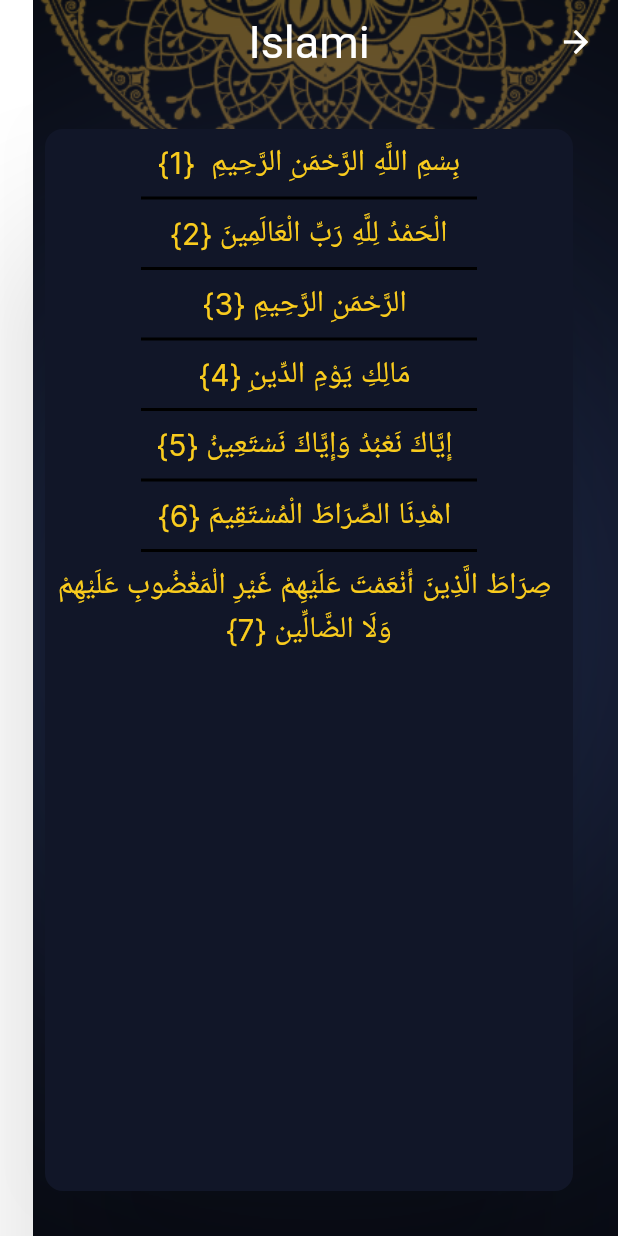
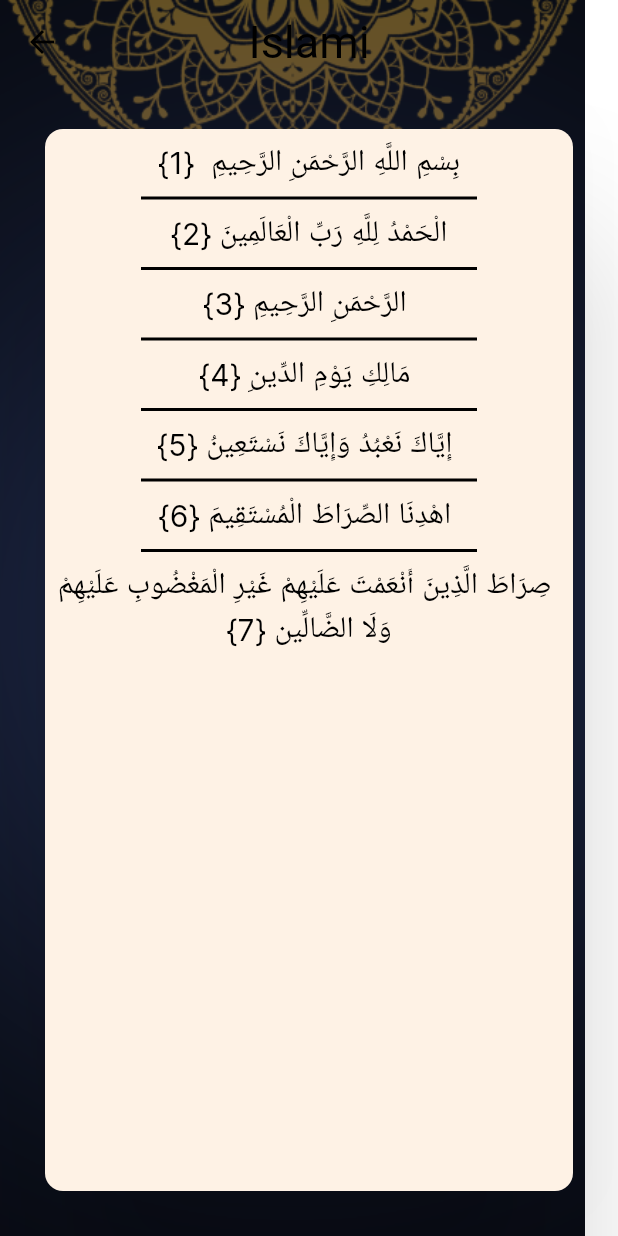
Before and after one commit to ososshahin/islamicapp, a Flutter app: the screen it shows after launch, after a tap on "الفاتحه", on a phone screen of 412 x 824 dp. Run offline on Flutter 3.47's test engine with Material 3 defaults, Android fonts, the phone set to English and light mode, and no system bars; our stand-ins replace shared_preferences; generated files the repository leaves out were written again.

Commit message:
add settings tab

```diff
--- /dev/null
+++ b/lib/Providers/LocalizationsProvider.dart
@@ -0,0 +1,23 @@
+import 'package:flutter/material.dart';
+import 'package:shared_preferences/shared_preferences.dart';
+
+class LoclaizationsProvider extends ChangeNotifier{
+  String currentLocale = 'en';
+  SharedPreferences preferences;
+  static const String langKey = 'lang';
+  LoclaizationsProvider(this.preferences){
+    getSavedLocale();
+  }
+  getSavedLocale(){
+    currentLocale = preferences.getString(langKey)??'en';
+  }
+
+  saveLocale(){
+    preferences.setString(langKey, currentLocale);
+  }
+  changeLocale(String locale){
+    currentLocale = locale;
+    notifyListeners();
+    saveLocale();
+  }
+}
--- /dev/null
+++ b/lib/Providers/ThemeProvider.dart
@@ -0,0 +1,32 @@
+import 'package:flutter/material.dart';
+import 'package:shared_preferences/shared_preferences.dart';
+
+class ThemeProvider extends ChangeNotifier{
+  ThemeMode currentTheme = ThemeMode.light;
+ bool isDarK = true;
+ SharedPreferences prefs;
+ static const String isDarkTheme= 'theme';
+ ThemeProvider(this.prefs){
+   getSavedTheme();
+ }
+
+  getSavedTheme(){
+   var isDarK = prefs.getBool(isDarkTheme)??false;
+   currentTheme = isDarK? ThemeMode.dark:ThemeMode.light;
+  }
+  saveCurrentTheme(){
+   prefs.setBool(isDarkTheme, currentTheme==ThemeMode.dark);
+  }
+
+
+   changeTheme(ThemeMode newTheme){
+     currentTheme = newTheme;
+     notifyListeners();
+     saveCurrentTheme();
+   }
+  bool isDarkEnabled(){
+     return currentTheme==ThemeMode.dark;
+  }
+
+
+}
--- a/lib/home_screen/home_screen.dart
+++ b/lib/home_screen/home_screen.dart
@@ -1,12 +1,15 @@
 import 'package:flutter/material.dart';
+import 'package:islamicapp/Providers/ThemeProvider.dart';
 import 'package:islamicapp/app_translation/app_translation.dart';
 import 'package:islamicapp/home_screen/hadeth_tab/hadethtab.dart';
 import 'package:islamicapp/home_screen/navigation_bar.dart';
 import 'package:islamicapp/home_screen/quran_tab/qurantab.dart';
 import 'package:islamicapp/home_screen/radio_tab/radiotab.dart';
+import 'package:islamicapp/home_screen/settings_tab/settings_tab.dart';
 import 'package:islamicapp/home_screen/tasbeh_tab/tasbehtab.dart';
 import 'package:islamicapp/main.dart';
 import 'package:islamicapp/theme/themedata.dart';
+import 'package:provider/provider.dart';
 
 class HomeScreen extends StatefulWidget{
   static const String routeName ='HomeScreen';
@@ -17,14 +20,14 @@ class HomeScreen extends StatefulWidget{
 
 class _HomeScreenState extends State<HomeScreen> {
   int selectedIndex = 0;
-  bool isDark = true;
+  bool isDark = false;
   @override
   Widget build(BuildContext context) {
-
+    ThemeProvider themeProvider = Provider.of<ThemeProvider>(context);
     return Stack(children:[
-      isDark? Image(image: AssetImage(getFullPath('homeDarkBackground.png'))):
+      themeProvider.isDarkEnabled()? Image(image: AssetImage(getFullPath('homeDarkBackground.png'))):
       Image(image: AssetImage(getFullPath('bg3.png'))),
-      Scaffold(appBar: AppBar(title: Text('Islami',style: Theme.of(context).textTheme.titleMedium,),),
+      Scaffold(appBar: AppBar(title: Text(appTranslations(context).appTitle,style: Theme.of(context).textTheme.titleMedium,),),
       body: tabs[selectedIndex],
       bottomNavigationBar: BottomNavigationBar(
           currentIndex: selectedIndex,
@@ -35,12 +38,13 @@ class _HomeScreenState extends State<HomeScreen> {
 
         },
         items: [
-        NavBaritem(appTranslations(context).quranTab, 'quran.png',Theme.of(context).primaryColor),
-          NavBaritem(appTranslations(context).hadethTab, 'hadeth.png',Theme.of(context).primaryColor),
-          NavBaritem(appTranslations(context).tasbehTab, 'sebha.png',Theme.of(context).primaryColor ),
-          NavBaritem(appTranslations(context).radioTab, 'radio.png',Theme.of(context).primaryColor)
+        NavBaritem(appTranslations(context).quranTab, Theme.of(context).primaryColor,imagepath: 'quran.png'),
+          NavBaritem(appTranslations(context).hadethTab, Theme.of(context).primaryColor,imagepath: 'hadeth.png'),
+          NavBaritem(appTranslations(context).tasbehTab, Theme.of(context).primaryColor,imagepath: 'sebha.png' ),
+          NavBaritem(appTranslations(context).radioTab, Theme.of(context).primaryColor,imagepath: 'radio.png'),
+          NavBaritem(appTranslations(context).settingsTab, Theme.of(context).primaryColor,newIcon: Icon(Icons.settings)),
       ],),)]);
   }
 
- List<Widget>tabs = [Qurantab(),Hadethtab(),Tasbeehtab(),Radiotab()];
+ List<Widget>tabs = [Qurantab(),Hadethtab(),Tasbeehtab(),Radiotab(),settingsTab()];
 }
--- a/lib/home_screen/tasbeh_tab/tasbehtab.dart
+++ b/lib/home_screen/tasbeh_tab/tasbehtab.dart
@@ -1,6 +1,7 @@
 import 'package:flutter/cupertino.dart';
 import 'package:flutter/material.dart';
 import 'package:flutter/widgets.dart';
+import 'package:islamicapp/app_translation/app_translation.dart';
 import 'package:islamicapp/main.dart';
 import 'package:islamicapp/theme/themedata.dart';
 
@@ -45,8 +46,8 @@ class _TasbeehtabState extends State<Tasbeehtab> {
     Image(image: AssetImage(getFullPath('head of seb7a.png'))),right: 0,left: 20,bottom: 25,
     ),
           ],  ),
-           Text('No. of tasbeh',
-             style: TextStyle(fontSize: 25,fontWeight: FontWeight.w600, color: Colors.black),
+           Text(appTranslations(context).tasbehNumber,
+             style: TextStyle(fontSize: 25,fontWeight: FontWeight.w600, color: Theme.of(context).colorScheme.secondary),
            ),
            SizedBox(height: 40,width: 40,),
            ButtonTheme( height: 81,minWidth: 69,
--- a/lib/main.dart
+++ b/lib/main.dart
@@ -1,13 +1,26 @@
 import 'package:flutter/material.dart';
+import 'package:islamicapp/Providers/ThemeProvider.dart';
 import 'package:islamicapp/home_screen/hadeth_tab/Hadeth_details.dart';
 import 'package:islamicapp/home_screen/home_screen.dart';
 import 'package:islamicapp/home_screen/quran_tab/chapter_details.dart';
 import 'package:islamicapp/splash_screen/splash_screen.dart';
 import 'package:islamicapp/theme/themedata.dart';
 import 'package:flutter_gen/gen_l10n/app_localizations.dart';
+import 'package:provider/provider.dart';
+import 'package:shared_preferences/shared_preferences.dart';
 
-void main() {
-  runApp(const MyApp());
+import 'Providers/LocalizationsProvider.dart';
+
+void main()async {
+  WidgetsFlutterBinding.ensureInitialized();
+  SharedPreferences prefs=  await SharedPreferences.getInstance();
+  runApp(MultiProvider(
+    providers: [
+      ChangeNotifierProvider(create: (context) => ThemeProvider(prefs),),
+      ChangeNotifierProvider(create: (context) => LoclaizationsProvider(prefs),),
+    ],
+      child:
+  const MyApp()));
 }
 
 class MyApp extends StatelessWidget {
@@ -16,6 +29,8 @@ class MyApp extends StatelessWidget {
   // This widget is the root of your application.
   @override
   Widget build(BuildContext context) {
+    ThemeProvider themeprovider = Provider.of<ThemeProvider>(context);
+    LoclaizationsProvider localeprovider = Provider.of<LoclaizationsProvider>(context);
     return MaterialApp(
       routes: {SplashScreen.routeName:(_) => SplashScreen(),
       HomeScreen.routeName:(_)=>HomeScreen(),
@@ -24,14 +39,14 @@ class MyApp extends StatelessWidget {
     ,initialRoute: SplashScreen.routeName,
     theme:MyThemedata.lightTheme,
       darkTheme: MyThemedata.DarkTheme,
-      themeMode: ThemeMode.dark,
+      themeMode: themeprovider.currentTheme,
       localizationsDelegates: AppLocalizations.localizationsDelegates,
       supportedLocales: AppLocalizations.supportedLocales,
-      locale: Locale('ar'),
+      locale: Locale(localeprovider.currentLocale),
     );
       // This trailing comma makes auto-formatting nicer for build methods.
   }
 }
- String getFullPath(String imagepath){
+ String getFullPath(String? imagepath){
   return 'assets/images/$imagepath';
  }
--- a/lib/theme/themedata.dart
+++ b/lib/theme/themedata.dart
@@ -1,3 +1,4 @@
+import 'package:flutter/cupertino.dart';
 import 'package:flutter/material.dart';
 
 class MyThemedata {
@@ -5,7 +6,9 @@ class MyThemedata {
   static final Color primaryDark = Color(0xff141A2E);
   static final Color secondaryDark = Color(0xffFACC1D);
 
+
   static final ThemeData lightTheme = ThemeData(
+      dividerColor: Colors.transparent,
     textTheme: TextTheme(
       titleMedium: TextStyle(fontSize: 30,fontFamily:'elmessiri',
           fontWeight: FontWeight.bold,color: Colors.black),
@@ -28,6 +31,7 @@ class MyThemedata {
         unselectedItemColor: Colors.white,
 
       ));static final ThemeData DarkTheme = ThemeData(
+    dividerColor: Colors.transparent,
       textTheme: TextTheme(
           titleMedium: TextStyle(fontSize: 30,fontFamily:'elmessiri',
           fontWeight: FontWeight.bold,color: Colors.white),
@@ -37,8 +41,7 @@ class MyThemedata {
           bodyLarge: TextStyle(fontSize: 25,fontFamily: 'Inter',color: Colors.white),
           bodyMedium: TextStyle(fontSize: 20,fontFamily: 'Inter',color: secondaryDark)
       ),
-      cardTheme: CardTheme(color: primaryDark,
-      surfaceTintColor: Colors.black),
+      cardColor: primaryDark,
       scaffoldBackgroundColor:(Colors.transparent),
       appBarTheme: AppBarTheme(iconTheme: IconThemeData(color: Colors.white),centerTitle: true,
           titleTextStyle: TextStyle(color: Colors.white,fontSize:30),
--- a/pubspec.yaml
+++ b/pubspec.yaml
@@ -34,6 +34,8 @@ dependencies:
       sdk: flutter
 
   intl: any
+  provider: ^6.1.2
+  shared_preferences: ^2.2.3
 
 
   # The following adds the Cupertino Icons font to your application.
```
Also changed, not shown: lib/home_screen/navigation_bar.dart (+5 -2 lines), lib/home_screen/settings_tab/LanguageBottomsheet.dart (added, +52 -0 lines), lib/home_screen/settings_tab/ThemeBottomsheet.dart (added, +66 -0 lines), lib/home_screen/settings_tab/settings_tab.dart (added, +75 -0 lines), lib/l10n/app_ar.arb (+7 -1 lines), lib/l10n/app_en.arb (+7 -1 lines), pubspec.lock, 1 other file.
